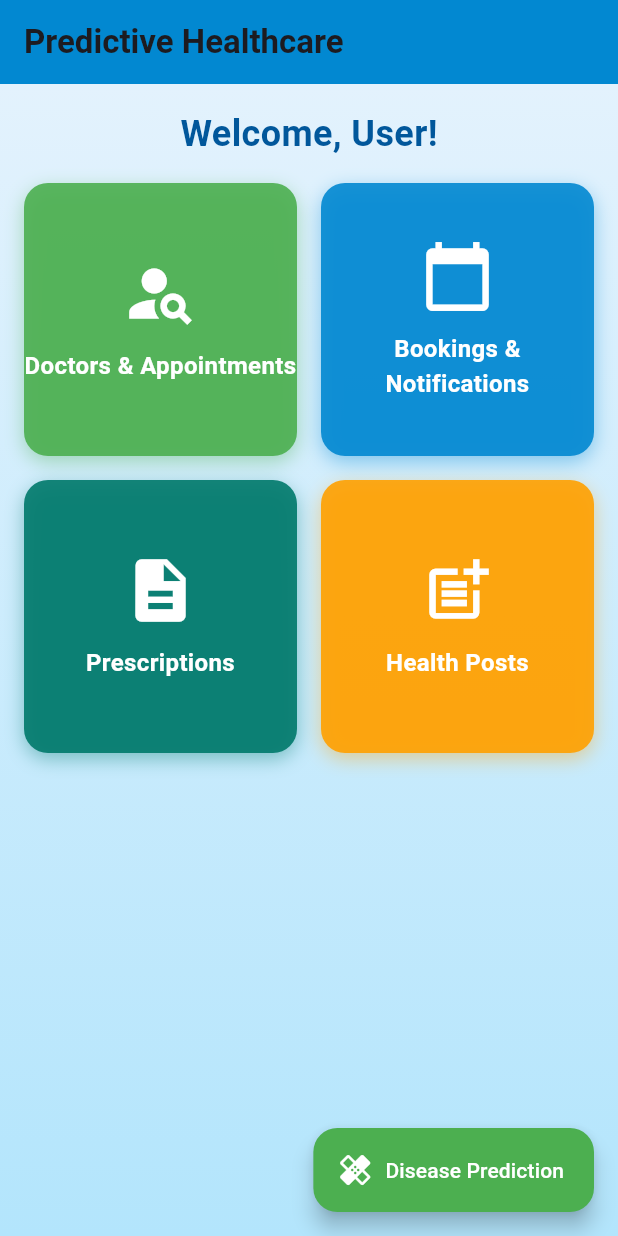
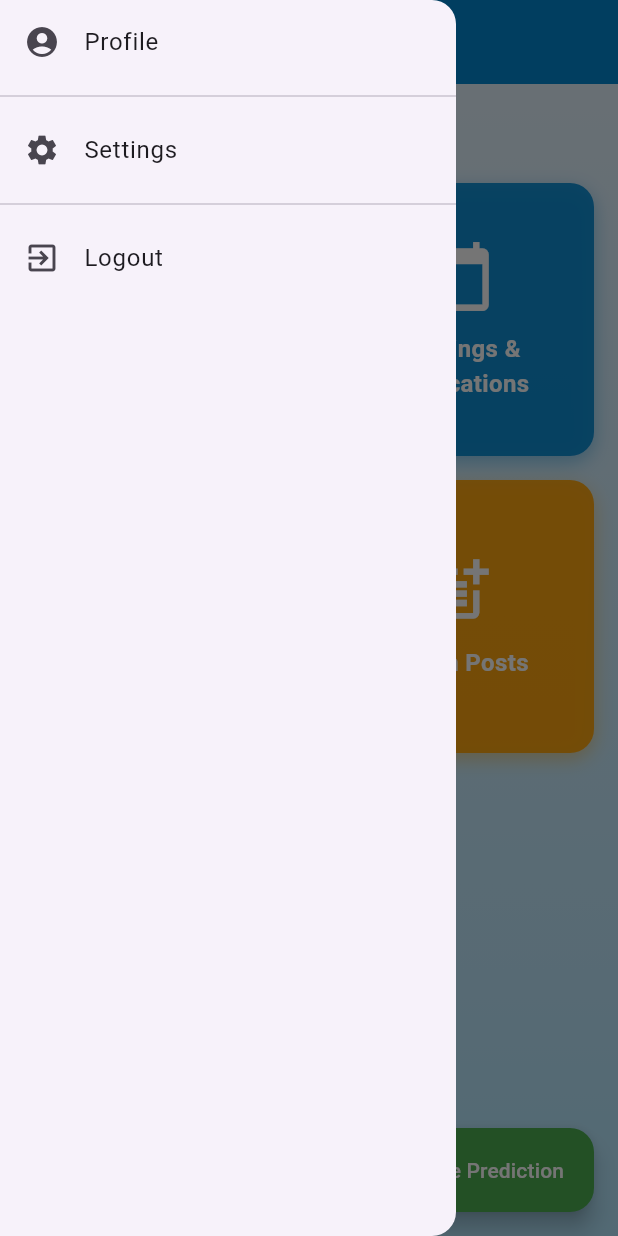
Before and after one commit to MOHAMMED-RISHADCK/MOHAMMED-RISHADCK, a Flutter app: the DashboardScreen screen opened directly, with the side drawer open (before the commit the screen has no drawer), on a phone screen of 412 x 824 dp. Run offline on Flutter 3.47's test engine with Material 3 defaults, Android fonts, the phone set to English and light mode, and no system bars; our stand-ins replace dio, flutter_rating_bar.

Commit message:
seventh commit

```diff
--- a/lib/api/loginapi.dart
+++ b/lib/api/loginapi.dart
@@ -7,7 +7,7 @@ int? lid;
 String? userType;
 String? loginstatus;
 
-const String baseUrl = 'http://192.168.1.106:5000';
+const String baseUrl = 'http://192.168.69.14:5000';
 
 Future<void> loginapi(username, password, context) async {
   try {
--- /dev/null
+++ b/lib/api/profilescreenapi.dart
@@ -0,0 +1,15 @@
+import 'package:dio/dio.dart';
+import 'package:predictivehealthcare/api/loginapi.dart';
+
+
+final Dio _dio = Dio();
+
+Future<Map<String, dynamic>> getUserProfile() async {
+  try {
+    final response = await _dio.get("$baseUrl/user-profile/$lid");
+    return response.data;
+  } catch (e) {
+    print("Error fetching profile: $e");
+    return {};
+  }
+}
--- a/lib/homepagescreen.dart
+++ b/lib/homepagescreen.dart
@@ -7,9 +7,9 @@ import 'package:predictivehealthcare/api/viewprescriptionapi.dart';
 import 'package:predictivehealthcare/bookingstatusscreen.dart';
 import 'package:predictivehealthcare/chatbotscreen.dart';
 import 'package:predictivehealthcare/postsscreen.dart';
+import 'package:predictivehealthcare/profilescreen.dart';
 import 'package:predictivehealthcare/viewdoctorscreen.dart';
 import 'package:predictivehealthcare/viewprescriptionscreen.dart';
-
 
 class DashboardScreen extends StatelessWidget {
   const DashboardScreen({super.key});
@@ -24,14 +24,69 @@ class DashboardScreen extends StatelessWidget {
         ),
         backgroundColor: const Color(0xFF0288D1), // Medical-themed blue
         elevation: 0,
+        leading: Builder(
+          builder: (context) {
+            return IconButton(
+              icon: const Icon(Icons.menu),
+              onPressed: () {
+                // Open the drawer when the menu button is tapped
+                Scaffold.of(context).openDrawer();
+              },
+            );
+          },
+        ),
+      ),
+      drawer: Drawer(
+        child: ListView(
+          padding: EdgeInsets.zero,
+          children: [
+            // Profile link at the top
+            ListTile(
+              leading: const Icon(Icons.account_circle),
+              title: const Text('Profile'),
+              onTap: () {
+                // Handle profile tap (you can navigate to a profile screen here)
+                Navigator.push(
+                  context,
+                  MaterialPageRoute(builder: (context) => ProfileScreen()),
+                );
+              },
+            ),
+            const Divider(),
+            // Other menu items can go here
+            ListTile(
+              leading: const Icon(Icons.settings),
+              title: const Text('Settings'),
+              onTap: () {
+                // Handle settings tap
+                // For
+              },
+            ),
+            const Divider(),
+            // Logout button at the bottom
+            ListTile(
+              leading: const Icon(Icons.exit_to_app),
+              title: const Text('Logout'),
+              onTap: () {
+                // Handle logout action
+                // For now, just show a snackbar (you can add real logout logic here)
+                ScaffoldMessenger.of(context).showSnackBar(
+                  const SnackBar(content: Text('Logged out successfully')),
+                );
+                // You can also clear user data, navigate to login screen, etc.
+                // Navigator.pushReplacement(context, MaterialPageRoute(builder: (context) => LoginScreen()));
+              },
+            ),
+          ],
+        ),
       ),
       body: Container(
         decoration: const BoxDecoration(
           gradient: LinearGradient(
             colors: [
               Color(0xFFE3F2FD),
-              Color(0xFFB3E5FC)
-            ], // Light blue gradient
+              Color(0xFFB3E5FC),
+            ],
             begin: Alignment.topCenter,
             end: Alignment.bottomCenter,
           ),
@@ -45,7 +100,7 @@ class DashboardScreen extends StatelessWidget {
                 style: TextStyle(
                   fontSize: 24.0,
                   fontWeight: FontWeight.bold,
-                  color: Color(0xFF01579B), // Darker blue for emphasis
+                  color: Color(0xFF01579B),
                 ),
               ),
               const SizedBox(height: 16.0),
@@ -58,61 +113,59 @@ class DashboardScreen extends StatelessWidget {
                     _buildDashboardItem(
                       icon: Icons.person_search,
                       label: 'Doctors & Appointments',
-                      color: const Color(0xFF4CAF50), // Green for health
-                      onTap: ()async {
-             List<Map<String, dynamic>>doctors=await  getDoctorsList();
+                      color: const Color(0xFF4CAF50),
+                      onTap: () async {
+                        List<Map<String, dynamic>> doctors = await getDoctorsList();
                         Navigator.push(
                           context,
                           MaterialPageRoute(
-                                builder: (context) =>
-                                    AvailableDoctorsScreen(doctors: doctors,)));
+                            builder: (context) => AvailableDoctorsScreen(doctors: doctors),
+                          ),
+                        );
                       },
                     ),
                     _buildDashboardItem(
                       icon: Icons.calendar_today,
                       label: 'Bookings & Notifications',
-  color: const Color(0xFF0288D1), // Blue for trust
+                      color: const Color(0xFF0288D1),
                       onTap: () async {
-    // Fetch booking info and notifications
                         List<Map<String, dynamic>> bookingInfo = await getBookingInfo(lid);
-
-
-    // Navigate to BookingStatusScreen with the fetched data
                         Navigator.push(
                           context,
                           MaterialPageRoute(
                             builder: (context) => BookingStatusScreen(
                               bookingInfo: bookingInfo,
-          // notificationInformation: notificationInfo,
                             ),
                           ),
                         );
                       },
                     ),
-
-
                     _buildDashboardItem(
                       icon: Icons.description,
                       label: 'Prescriptions',
-                      color: const Color(0xFF00796B), // Teal for freshness
-                      onTap: ()async {
-                  List<Map<String,dynamic>>prescriptiondata=await      getPrescriptions();
+                      color: const Color(0xFF00796B),
+                      onTap: () async {
+                        List<Map<String, dynamic>> prescriptionData = await getPrescriptions();
                         Navigator.push(
                           context,
                           MaterialPageRoute(
-                                builder: (context) => PrescriptionScreen(prescriptions: prescriptiondata,)));
+                            builder: (context) => PrescriptionScreen(prescriptions: prescriptionData),
+                          ),
+                        );
                       },
                     ),
                     _buildDashboardItem(
                       icon: Icons.post_add,
                       label: 'Health Posts',
-                      color: const Color(0xFFFFA000), // Orange for engagement
-                      onTap: ()async {
-                 List<Map<String,dynamic>>postdata=await       getPosts();
+                      color: const Color(0xFFFFA000),
+                      onTap: () async {
+                        List<Map<String, dynamic>> postData = await getPosts();
                         Navigator.push(
                           context,
                           MaterialPageRoute(
-                                builder: (context) => MedicalPostsScreen(postdata: postdata,)));
+                            builder: (context) => MedicalPostsScreen(postData: postData),
+                          ),
+                        );
                       },
                     ),
                   ],
@@ -127,7 +180,7 @@ class DashboardScreen extends StatelessWidget {
           Navigator.push(context,
               MaterialPageRoute(builder: (context) => AIChatBotScreen()));
         },
-        backgroundColor: const Color(0xFF4CAF50), // Consistent green
+        backgroundColor: const Color(0xFF4CAF50),
         icon: const Icon(Icons.healing, color: Colors.white),
         label: const Text(
           'Disease Prediction',
```
Also changed, not shown: lib/login.dart (+17 -3 lines), lib/postsscreen.dart (+5 -5 lines), lib/profilescreen.dart (added, +103 -0 lines). Lines whose indentation alone changed are shown as unchanged.
